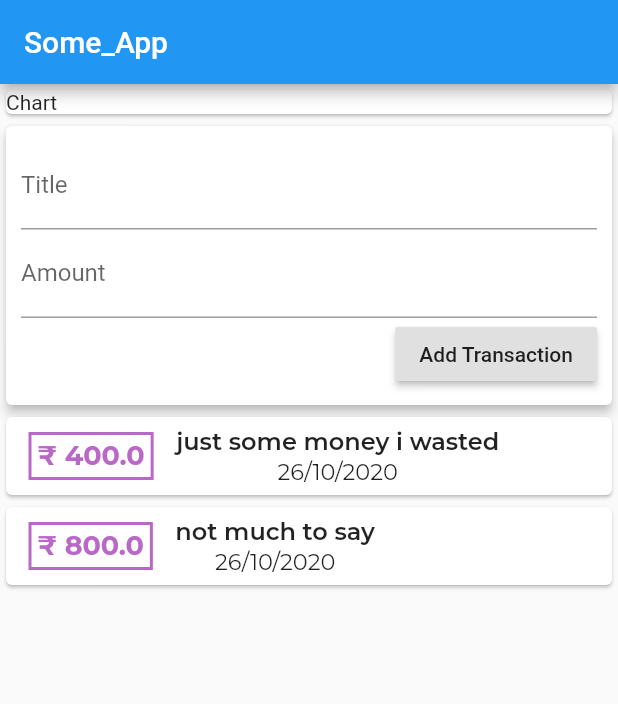
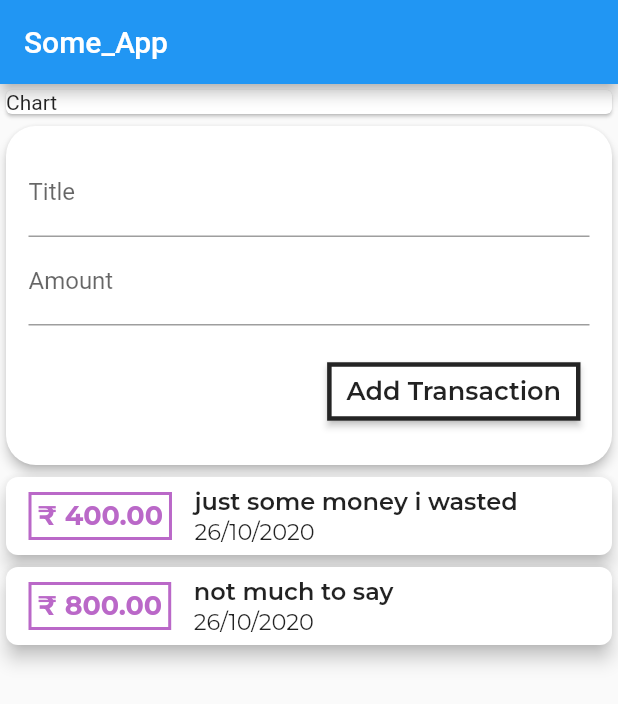
Before and after one commit to NEONSOLISALPHA/udemy-expenses-app, a Flutter app: the screen it shows after launch, after a tap on "Add Transaction", on a phone screen of 412 x 824 dp. Shown: the top 704 px of the screen. Run offline on Flutter 3.47's test engine with Material 2 defaults, Android fonts, the phone set to English and light mode, and no system bars; our stand-ins replace google_fonts.

Commit message:
• Added submit data function to which executes   addTransactionButtonFunc only if title and amount are not empty. • Added a RoundedRectangleBorder shape to add new transaction   card and list items

```diff
--- a/lib/widgets/add_transaction_card.dart
+++ b/lib/widgets/add_transaction_card.dart
@@ -1,4 +1,5 @@
 import 'package:flutter/material.dart';
+import 'package:google_fonts/google_fonts.dart';
 
 class AddTransactionCard extends StatelessWidget {
   final Function addTransactionButtonFunc;
@@ -10,15 +11,33 @@ class AddTransactionCard extends StatelessWidget {
     final titleController = TextEditingController();
     final amountController = TextEditingController();
 
+    void submitData() {
+      final enteredTitle = titleController.text;
+      final enteredAmount = double.parse(amountController.text);
+
+      if (enteredTitle.isEmpty || enteredAmount <= 0) {
+        return;
+      }
+      addTransactionButtonFunc(
+        enteredAmount,
+        enteredTitle,
+      );
+    }
+
     return Card(
+      shape: RoundedRectangleBorder(borderRadius: BorderRadius.circular(20)),
       elevation: 3,
       child: Container(
+        padding: EdgeInsets.all(5),
         margin: EdgeInsets.all(10),
         child: Column(
           mainAxisAlignment: MainAxisAlignment.spaceEvenly,
           crossAxisAlignment: CrossAxisAlignment.end,
           children: [
             TextField(
+              // Title Field
+              onSubmitted: (_) =>
+                  submitData, // accepts the String value(_) that flutter passes by defaul, to not throw errors
               decoration: InputDecoration(
                 labelText: 'Title',
                 // contentPadding: EdgeInsets.all(5),
@@ -26,17 +45,37 @@ class AddTransactionCard extends StatelessWidget {
               controller: titleController,
             ),
             TextField(
+              //Amount Field
+              onSubmitted: (_) =>
+                  submitData(), // accepts the String value(_) that flutter passes by defaul, to not throw errors
+              keyboardType: TextInputType.numberWithOptions(decimal: true),
               decoration: InputDecoration(
                 labelText: 'Amount',
                 // contentPadding: EdgeInsets.all(5),
               ),
               controller: amountController,
             ),
-            RaisedButton(
-              child: Text('Add Transaction'),
-              onPressed: () => addTransactionButtonFunc(
-                  double.parse(amountController.text), titleController.text),
-            )
+            Container(
+              margin: EdgeInsets.fromLTRB(0, 20, 6, 10),
+              child: RaisedButton(
+                padding: EdgeInsets.symmetric(vertical: 9, horizontal: 13),
+                color: Colors.white,
+                shape: RoundedRectangleBorder(
+                  side: BorderSide(
+                      color: Color.fromRGBO(36, 36, 36, 100), width: 3),
+                ),
+                child: Text(
+                  'Add Transaction',
+                  style: GoogleFonts.montserrat(
+                    textStyle: TextStyle(
+                        fontWeight: FontWeight.w600,
+                        fontSize: 17,
+                        color: Colors.black87),
+                  ),
+                ),
+                onPressed: () => submitData(),
+              ),
+            ),
           ],
         ),
       ),
--- a/lib/widgets/transaction_list.dart
+++ b/lib/widgets/transaction_list.dart
@@ -15,11 +15,15 @@ class TransactionList extends StatelessWidget {
       child: ListView.builder(
         itemBuilder: (ctx, index) {
           return Card(
+            elevation: 5,
+            shape:
+                RoundedRectangleBorder(borderRadius: BorderRadius.circular(8)),
             child: Row(
               children: [
-                AmountBox('₹ ${userTransactionList[index].amount}'),
+                AmountBox(
+                    '₹ ${userTransactionList[index].amount.toStringAsFixed(2)}'),
                 Column(
-                  // crossAxisAlignment: CrossAxisAlignment.start,
+                  crossAxisAlignment: CrossAxisAlignment.start,
                   children: [
                     Text(
                       userTransactionList[index].title,
```
